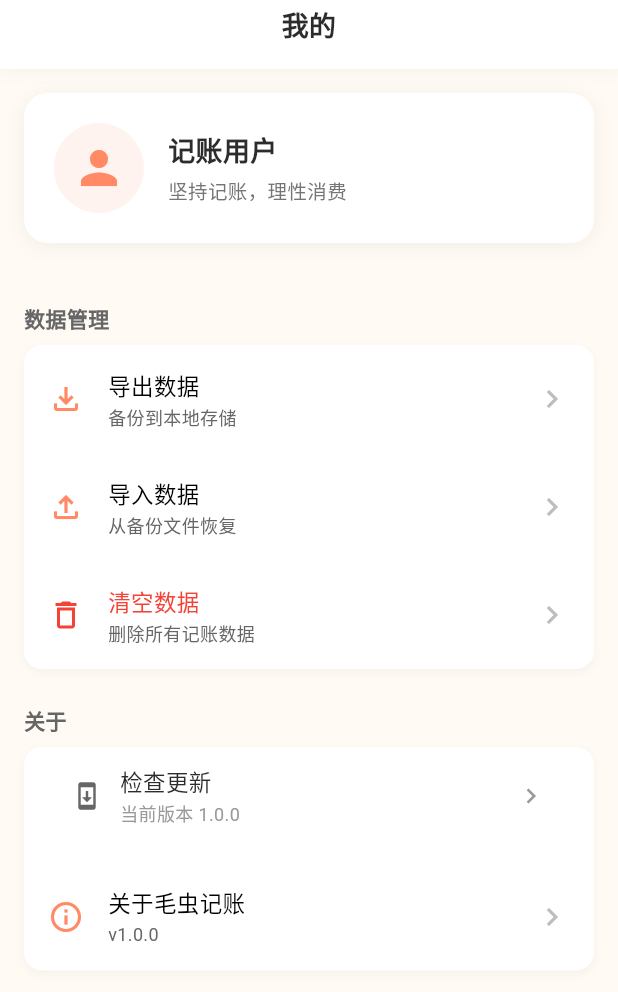
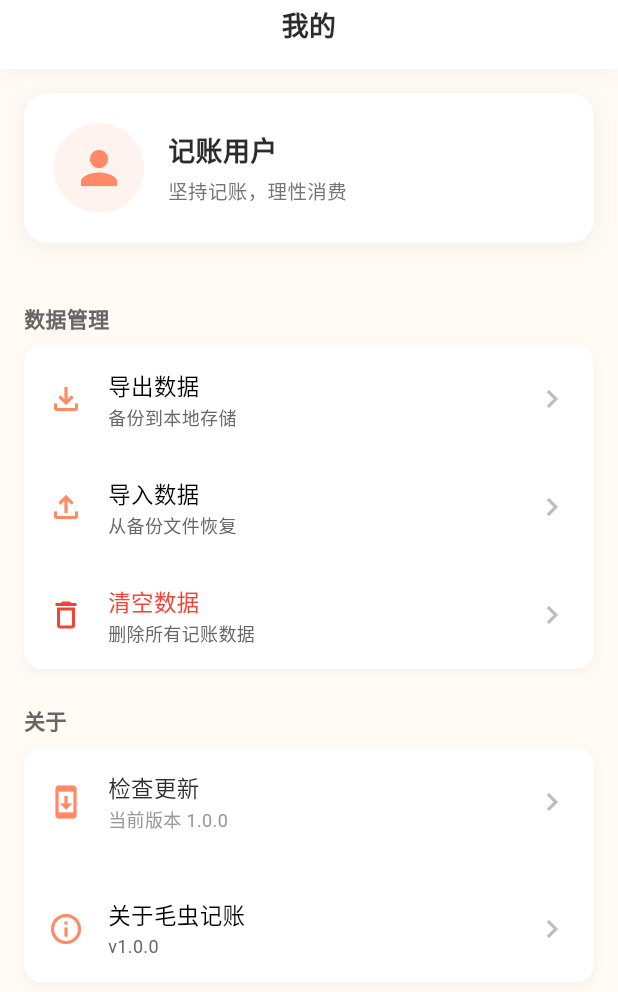
Before and after one commit to mojiexuan/chenille-comptabilite, a Flutter app: the ProfilePage widget shown alone on an empty page, opened directly, on a phone screen of 412 x 824 dp. Shown: the top 992 px of the screen. Run offline on Flutter 3.47's test engine with Material 3 defaults, Android fonts, the phone set to English and light mode, and no system bars; our stand-ins replace dio, file_picker, fl_chart, package_info_plus, permission_handler, shared_preferences; accounts and stored records are empty; network calls fail.

Commit message:
更新依赖项，提升多个包的版本，优化APK构建流程，简化更新检查按钮的UI布局。

```diff
--- a/lib/pages/profile/profile_page.dart
+++ b/lib/pages/profile/profile_page.dart
@@ -64,10 +64,7 @@ class ProfilePage extends StatelessWidget {
                   title: '关于',
                   children: [
                     // 检查更新按钮
-                    const Padding(
-                      padding: EdgeInsets.symmetric(horizontal: 16),
-                      child: UpdateCheckerButton(),
-                    ),
+                    const UpdateCheckerButton(),
                     const SizedBox(height: 12),
                     ProfileMenuItem(
                       icon: Icons.info_outline,
--- a/lib/widgets/update_checker_button.dart
+++ b/lib/widgets/update_checker_button.dart
@@ -19,23 +19,19 @@ class _UpdateCheckerButtonState extends State<UpdateCheckerButton> {
   Widget build(BuildContext context) {
     final hasNewVersion = _versionService.hasNewVersion;
 
-    return GestureDetector(
+    return InkWell(
       onTap: _checkUpdate,
-      child: Container(
-        padding: const EdgeInsets.symmetric(horizontal: 16, vertical: 12),
-        decoration: BoxDecoration(
-          color: Colors.white,
-          borderRadius: BorderRadius.circular(AppTheme.borderRadiusMedium),
-        ),
+      child: Padding(
+        padding: const EdgeInsets.all(16),
         child: Row(
           children: [
             // 图标
             Icon(
               Icons.system_update_outlined,
-              color: AppTheme.textSecondary,
-              size: 20,
+              color: AppTheme.primaryColor,
+              size: 24,
             ),
-            const SizedBox(width: 12),
+            const SizedBox(width: 16),
             // 文本
             Expanded(
               child: Column(
@@ -104,8 +100,7 @@ class _UpdateCheckerButtonState extends State<UpdateCheckerButton> {
             else
               Icon(
                 Icons.chevron_right,
-                color: AppTheme.textHint,
-                size: 20,
+                color: Colors.grey[400],
               ),
           ],
         ),
--- a/pubspec.yaml
+++ b/pubspec.yaml
@@ -37,13 +37,13 @@ dependencies:
   # 文件操作
   path_provider: ^2.1.1
   permission_handler: ^11.0.1
-  file_picker: ^8.0.0+1
+  file_picker: ^8.1.2
 
   # 网络请求
   dio: ^5.4.0
 
   # 应用信息
-  package_info_plus: ^5.0.1
+  package_info_plus: ^9.0.0
 
 dev_dependencies:
   flutter_test:
```
Also changed, not shown: pubspec.lock, 1 other file.
